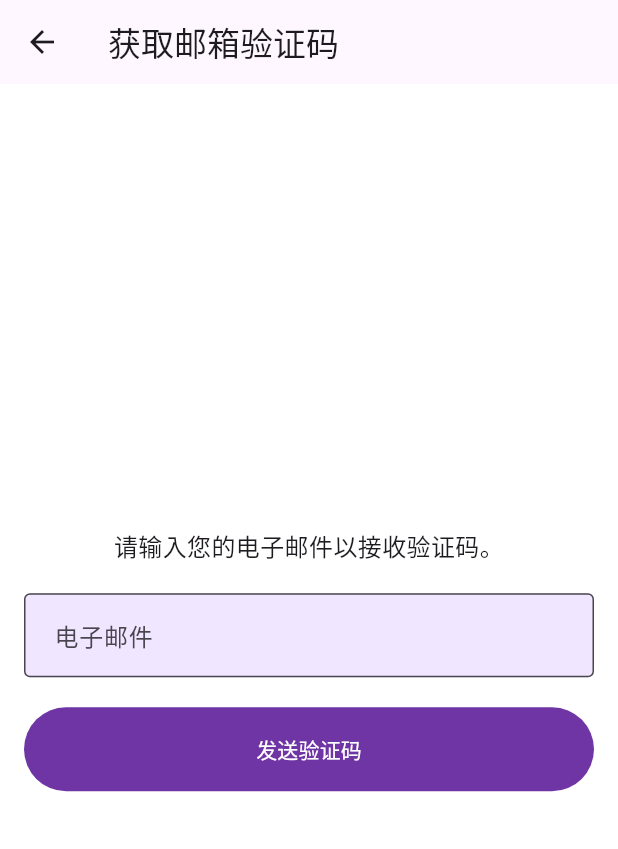
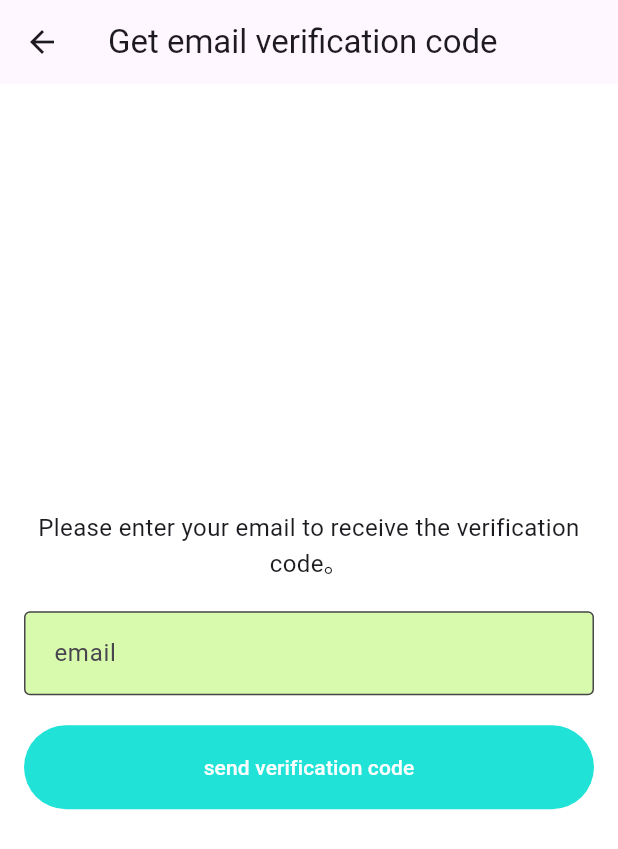
Before and after one commit to eternity340/voices_dating, a Flutter app: the GetMailCodePage screen opened by its route, on a phone screen of 412 x 824 dp. Shown: the top 849 px of the screen. Run offline on Flutter 3.47's test engine with Material 3 defaults, Android fonts, the phone set to English and light mode, and no system bars; our stand-ins replace dio, flutter_screenutil, flutter_svg, get; network calls fail.

Commit message:
Chinese Modification English

```diff
--- a/lib/constants.dart
+++ b/lib/constants.dart
@@ -1,6 +1,6 @@
 import 'package:flutter/material.dart';
 
-const kPrimaryColor = Color(0xFF6F35A5);
-const kPrimaryLightColor = Color(0xFFF1E6FF);
+const kPrimaryColor = Color(0xFF20E2D7);
+const kPrimaryLightColor = Color(0xFFD8FAAD);
 
 const double defaultPadding = 16.0;
--- a/lib/email/model/get_email_code_model.dart
+++ b/lib/email/model/get_email_code_model.dart
@@ -35,7 +35,7 @@ class GetEmailCodeModel extends ChangeNotifier {
 
   Future<void> sendVerificationCode() async {
     if (_accessToken == null) {
-      _errorMessage = "没有可用的访问令牌。";
+      _errorMessage = "No access token available.";
       print('No access token available');
       notifyListeners();
       return;
@@ -58,11 +58,11 @@ class GetEmailCodeModel extends ChangeNotifier {
         final verificationKey = response.data['data']['key']; // 重命名 key 为 verificationKey
         Get.to(() => VerifyEmailPage(email: email, verificationKey: verificationKey)); // 传递 verificationKey
       } else {
-        _errorMessage = "错误: ${response.statusMessage}";
+        _errorMessage = "Error: ${response.statusMessage}";
         print('Error: ${response.statusMessage}');
       }
     } catch (e) {
-      _errorMessage = "异常: $e";
+      _errorMessage = "Exception: $e";
       print('Exception: $e');
     } finally {
       _isLoading = false;
--- a/lib/email/model/verify_email_model.dart
+++ b/lib/email/model/verify_email_model.dart
@@ -26,14 +26,14 @@ class VerifyEmailModel extends ChangeNotifier {
       _accessToken = tokenData['access_token'];
       notifyListeners();
     } else {
-      _errorMessage = "无法获取访问令牌。";
+      _errorMessage = "Unable to obtain access token.";
       notifyListeners();
     }
   }
 
   Future<void> verifyEmail() async {
     if (_accessToken == null) {
-      _errorMessage = "没有可用的访问令牌。";
+      _errorMessage = "No access token available.";
       notifyListeners();
       return;
     }
@@ -41,7 +41,7 @@ class VerifyEmailModel extends ChangeNotifier {
     final String code = codeController.text.trim();
 
     if (verificationKey.isEmpty) {
-      _errorMessage = "验证密钥为空。";
+      _errorMessage = "Verify that the key is empty.";
       notifyListeners();
       return;
     }
@@ -66,10 +66,10 @@ class VerifyEmailModel extends ChangeNotifier {
           'message': response.data['message'],
         });
       } else {
-        _errorMessage = "验证失败: ${response.data['message']}";
+        _errorMessage = "verification failed: ${response.data['message']}";
       }
     } catch (e) {
-      _errorMessage = "发生异常: $e";
+      _errorMessage = "Exception occurred: $e";
     } finally {
       _isLoading = false;
       notifyListeners();
--- a/lib/email/page/get_email_code_page.dart
+++ b/lib/email/page/get_email_code_page.dart
@@ -7,7 +7,7 @@ class GetMailCodePage extends StatelessWidget {
   @override
   Widget build(BuildContext context) {
     return Scaffold(
-      appBar: AppBar(title: Text("获取邮箱验证码")),
+      appBar: AppBar(title: Text("Get email verification code")),
       body: Padding(
         padding: const EdgeInsets.all(16.0),
         child: Consumer<GetEmailCodeModel>(
@@ -15,8 +15,8 @@ class GetMailCodePage extends StatelessWidget {
             return Column(
               mainAxisAlignment: MainAxisAlignment.center,
               children: [
-                Text(
-                  "请输入您的电子邮件以接收验证码。",
+                const Text(
+                  "Please enter your email to receive the verification code。",
                   textAlign: TextAlign.center,
                   style: TextStyle(fontSize: 16),
                 ),
@@ -24,7 +24,7 @@ class GetMailCodePage extends StatelessWidget {
                 TextField(
                   controller: model.emailController,
                   decoration: InputDecoration(
-                    labelText: "电子邮件",
+                    labelText: "email",
                     border: OutlineInputBorder(),
                     errorText: model.errorMessage,
                   ),
@@ -35,7 +35,7 @@ class GetMailCodePage extends StatelessWidget {
                     ? CircularProgressIndicator()
                     : ElevatedButton(
                   onPressed: model.sendVerificationCode,
-                  child: Text("发送验证码"),
+                  child: Text("send verification code"),
                 ),
               ],
             );
--- a/lib/email/page/verify_email_page.dart
+++ b/lib/email/page/verify_email_page.dart
@@ -17,7 +17,7 @@ class VerifyEmailPage extends StatelessWidget {
       email: email,
       verificationKey: verificationKey,
       child: Scaffold(
-        appBar: AppBar(title: Text("验证邮箱")),
+        appBar: AppBar(title: Text("Verify Email")),
         body: Padding(
           padding: const EdgeInsets.all(16.0),
           child: Consumer<VerifyEmailModel>(
@@ -26,7 +26,7 @@ class VerifyEmailPage extends StatelessWidget {
                 mainAxisAlignment: MainAxisAlignment.center,
                 children: [
                   Text(
-                    "验证码已发送至 $email。",
+                    "Verification code has been sent to $email。",
                     textAlign: TextAlign.center,
                     style: TextStyle(fontSize: 16),
                   ),
@@ -34,7 +34,7 @@ class VerifyEmailPage extends StatelessWidget {
                   TextField(
                     controller: model.codeController,
                     decoration: InputDecoration(
-                      labelText: "验证码",
+                      labelText: "Verification Code",
                       border: OutlineInputBorder(),
                       errorText: model.errorMessage,
                     ),
@@ -45,7 +45,7 @@ class VerifyEmailPage extends StatelessWidget {
                       ? CircularProgressIndicator()
                       : ElevatedButton(
                     onPressed: model.verifyEmail,
-                    child: Text("验证"),
+                    child: Text("Verification"),
                   ),
                 ],
               );
--- a/lib/email/page/verify_success_page.dart
+++ b/lib/email/page/verify_success_page.dart
@@ -9,7 +9,7 @@ class VerifySuccessPage extends StatelessWidget {
   Widget build(BuildContext context) {
     return Scaffold(
       appBar: AppBar(
-        title: Text("验证成功"),
+        title: Text("Verification Success"),
       ),
       body: Center(
         child: Padding(
@@ -17,20 +17,20 @@ class VerifySuccessPage extends StatelessWidget {
           child: Column(
             mainAxisAlignment: MainAxisAlignment.center,
             children: [
-              Icon(
+              const Icon(
                 Icons.check_circle_outline,
                 color: Colors.green,
                 size: 100,
               ),
               SizedBox(height: 20),
-              Text(
-                "邮箱验证成功！",
+              const Text(
+                "Email verification successful！",
                 style: TextStyle(fontSize: 24, fontWeight: FontWeight.bold),
                 textAlign: TextAlign.center,
               ),
               SizedBox(height: 20),
               Text(
-                message.isEmpty ? "您的邮箱已成功验证。" : message,
+                message.isEmpty ? "Your email has been successfully verified." : message,
                 style: TextStyle(fontSize: 16),
                 textAlign: TextAlign.center,
               ),
@@ -40,7 +40,7 @@ class VerifySuccessPage extends StatelessWidget {
                   // Navigate back to home or any other page
                   Get.offAllNamed('/'); // 假设 '/' 是你的主页路由
                 },
-                child: Text("返回首页"),
+                child: Text("Back to Home"),
               ),
             ],
           ),
--- a/lib/pre_login/sign_in/sign_in_model.dart
+++ b/lib/pre_login/sign_in/sign_in_model.dart
@@ -41,7 +41,7 @@ class SignInModel extends ChangeNotifier {
     final String password = passwordController.text.trim();
 
     if (email.isEmpty) {
-      _emailErrorMessage = "电子邮件不能为空";
+      _emailErrorMessage = "Email cannot be empty!";
       notifyListeners();
       return;
     } else {
@@ -49,7 +49,7 @@ class SignInModel extends ChangeNotifier {
     }
 
     if (password.isEmpty) {
-      _passwordErrorMessage = "密码不能为空";
+      _passwordErrorMessage = "Password cannot be empty!";
       notifyListeners();
       return;
     } else {
@@ -57,7 +57,7 @@ class SignInModel extends ChangeNotifier {
     }
 
     if (_accessToken == null) {
-      _errorMessage = "没有可用的访问令牌。";
+      _errorMessage = "No access token available.";
       notifyListeners();
       return;
     }
@@ -85,10 +85,10 @@ class SignInModel extends ChangeNotifier {
       if (response.data['code'] == 200) {
         getx.Get.toNamed('/get_mail_code');
       } else {
-        _errorMessage = "错误: ${response.data['message']}";
+        _errorMessage = "error: ${response.data['message']}";
       }
     } catch (e) {
-      _errorMessage = "异常: $e";
+      _errorMessage = "exception: $e";
     } finally {
       _isLoading = false;
       notifyListeners();
--- a/lib/pre_login/sign_in/sign_in_page.dart
+++ b/lib/pre_login/sign_in/sign_in_page.dart
@@ -8,6 +8,8 @@ import 'components/sign_form.dart';
 import 'components/sign_screen_top_image.dart';
 
 class SignInPage extends StatelessWidget {
+  const SignInPage({super.key});
+
   @override
   Widget build(BuildContext context) {
     return const Background(
--- a/lib/pre_login/sign_in/sign_in_provider.dart
+++ b/lib/pre_login/sign_in/sign_in_provider.dart
@@ -5,7 +5,7 @@ import 'sign_in_model.dart';
 class SignInProvider extends StatelessWidget {
   final Widget child;
 
-  SignInProvider({required this.child});
+  const SignInProvider({super.key, required this.child});
 
   @override
   Widget build(BuildContext context) {
--- a/lib/pre_login/welcome/welcome_page.dart
+++ b/lib/pre_login/welcome/welcome_page.dart
@@ -7,7 +7,7 @@ import '../components/background.dart';
 
 
 class WelcomePage extends StatelessWidget {
-  const WelcomePage({Key? key}) : super(key: key);
+  const WelcomePage({super.key});
 
   @override
   Widget build(BuildContext context) {
@@ -44,8 +44,8 @@ class WelcomePage extends StatelessWidget {
 
 class MobileWelcomeScreen extends StatelessWidget {
   const MobileWelcomeScreen({
-    Key? key,
-  }) : super(key: key);
+    super.key,
+  });
 
   @override
   Widget build(BuildContext context) {
--- a/lib/pre_login/welcome/welcome_provider.dart
+++ b/lib/pre_login/welcome/welcome_provider.dart
@@ -5,7 +5,7 @@ import 'welcome_model.dart';
 class WelcomeProvider extends StatelessWidget {
   final Widget child;
 
-  WelcomeProvider({required this.child});
+  WelcomeProvider({super.key, required this.child});
 
   @override
   Widget build(BuildContext context) {
--- a/lib/service/token_service.dart
+++ b/lib/service/token_service.dart
@@ -76,7 +76,7 @@ Future<void> initializeToken({
     onSuccess(tokenData['access_token']!);
     print('Token initialized: ${tokenData['access_token']}');
   } else {
-    onError("无法获取访问令牌。");
+    onError("Unable to obtain access token.");
     print('Failed to initialize token');
   }
 }
```
Also changed, not shown: lib/pre_login/sign_up/sign_up_page.dart (+13 -11 lines).
